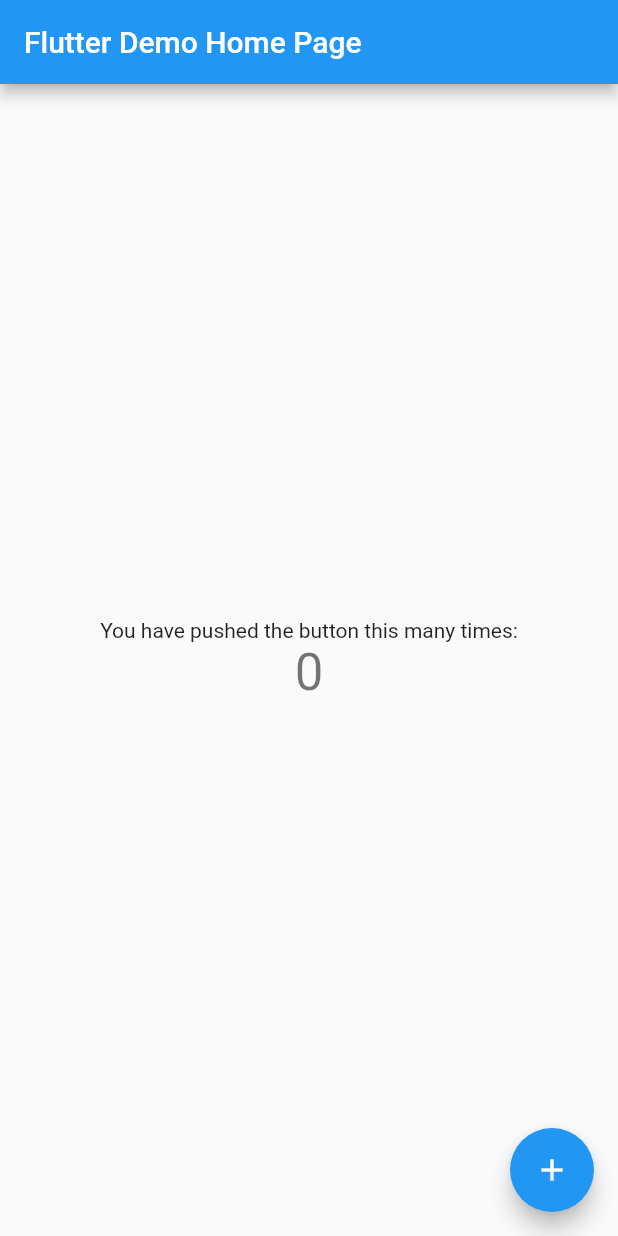
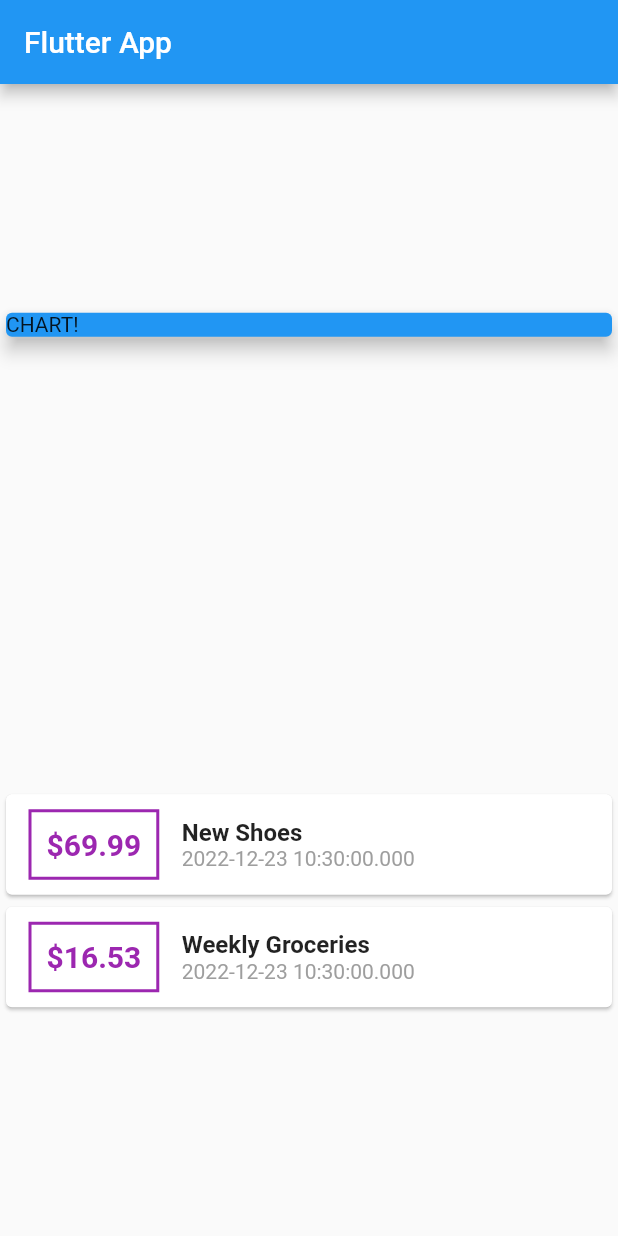
Before and after one commit to JoacoViera/flutter_expenses_app, a Flutter app: the screen it shows after launch, on a phone screen of 412 x 824 dp. Run offline on Flutter 3.47's test engine with Material 2 defaults, Android fonts, the phone set to English and light mode, and no system bars.

Commit message:
transaction prices, title and WIP date format

```diff
--- a/lib/main.dart
+++ b/lib/main.dart
@@ -1,115 +1,107 @@
 import 'package:flutter/material.dart';
+import './transaction.dart';
 
 void main() {
-  runApp(const MyApp());
+  runApp(MyApp());
 }
 
 class MyApp extends StatelessWidget {
   const MyApp({super.key});
 
-  // This widget is the root of your application.
   @override
   Widget build(BuildContext context) {
     return MaterialApp(
-      title: 'Flutter Demo',
-      theme: ThemeData(
-        // This is the theme of your application.
-        //
-        // Try running your application with "flutter run". You'll see the
-        // application has a blue toolbar. Then, without quitting the app, try
-        // changing the primarySwatch below to Colors.green and then invoke
-        // "hot reload" (press "r" in the console where you ran "flutter run",
-        // or simply save your changes to "hot reload" in a Flutter IDE).
-        // Notice that the counter didn't reset back to zero; the application
-        // is not restarted.
-        primarySwatch: Colors.blue,
-      ),
-      home: const MyHomePage(title: 'Flutter Demo Home Page'),
+      title: 'Flutter App',
+      home: MyHomePage(),
     );
   }
 }
 
-class MyHomePage extends StatefulWidget {
-  const MyHomePage({super.key, required this.title});
-
-  // This widget is the home page of your application. It is stateful, meaning
-  // that it has a State object (defined below) that contains fields that affect
-  // how it looks.
-
-  // This class is the configuration for the state. It holds the values (in this
-  // case the title) provided by the parent (in this case the App widget) and
-  // used by the build method of the State. Fields in a Widget subclass are
-  // always marked "final".
-
-  final String title;
-
-  @override
-  State<MyHomePage> createState() => _MyHomePageState();
-}
-
-class _MyHomePageState extends State<MyHomePage> {
-  int _counter = 0;
-
-  void _incrementCounter() {
-    setState(() {
-      // This call to setState tells the Flutter framework that something has
-      // changed in this State, which causes it to rerun the build method below
-      // so that the display can reflect the updated values. If we changed
-      // _counter without calling setState(), then the build method would not be
-      // called again, and so nothing would appear to happen.
-      _counter++;
-    });
-  }
-
+class MyHomePage extends StatelessWidget {
+  final List<Transaction> transactions = [
+    Transaction(
+      id: 't1',
+      title: 'New Shoes',
+      amount: 69.99,
+      date: DateTime.now(),
+    ),
+    Transaction(
+      id: 't2',
+      title: 'Weekly Groceries',
+      amount: 16.53,
+      date: DateTime.now(),
+    ),
+  ];
   @override
   Widget build(BuildContext context) {
-    // This method is rerun every time setState is called, for instance as done
-    // by the _incrementCounter method above.
-    //
-    // The Flutter framework has been optimized to make rerunning build methods
-    // fast, so that you can just rebuild anything that needs updating rather
-    // than having to individually change instances of widgets.
     return Scaffold(
       appBar: AppBar(
-        // Here we take the value from the MyHomePage object that was created by
-        // the App.build method, and use it to set our appbar title.
-        title: Text(widget.title),
+        title: Text('Flutter App'),
       ),
-      body: Center(
-        // Center is a layout widget. It takes a single child and positions it
-        // in the middle of the parent.
-        child: Column(
-          // Column is also a layout widget. It takes a list of children and
-          // arranges them vertically. By default, it sizes itself to fit its
-          // children horizontally, and tries to be as tall as its parent.
-          //
-          // Invoke "debug painting" (press "p" in the console, choose the
-          // "Toggle Debug Paint" action from the Flutter Inspector in Android
-          // Studio, or the "Toggle Debug Paint" command in Visual Studio Code)
-          // to see the wireframe for each widget.
-          //
-          // Column has various properties to control how it sizes itself and
-          // how it positions its children. Here we use mainAxisAlignment to
-          // center the children vertically; the main axis here is the vertical
-          // axis because Columns are vertical (the cross axis would be
-          // horizontal).
-          mainAxisAlignment: MainAxisAlignment.center,
-          children: <Widget>[
-            const Text(
-              'You have pushed the button this many times:',
+      body: Column(
+        mainAxisAlignment: MainAxisAlignment.spaceAround,
+        crossAxisAlignment: CrossAxisAlignment.stretch,
+        children: <Widget>[
+          Container(
+            width: double.infinity,
+            child: Card(
+              color: Colors.blue,
+              child: Text('CHART!'),
+              elevation: 5,
             ),
-            Text(
-              '$_counter',
-              style: Theme.of(context).textTheme.headline4,
-            ),
-          ],
-        ),
+          ),
+          Column(
+            children: transactions
+                .map((tx) => Container(
+                      child: Card(
+                        child: Row(
+                          children: <Widget>[
+                            Container(
+                              margin: const EdgeInsets.symmetric(
+                                vertical: 10,
+                                horizontal: 15,
+                              ),
+                              decoration: BoxDecoration(
+                                  border: Border.all(
+                                color: Colors.purple,
+                                width: 2,
+                              )),
+                              padding: const EdgeInsets.all(10),
+                              child: Text(
+                                '\$${tx.amount.toString()}',
+                                style: const TextStyle(
+                                  fontWeight: FontWeight.bold,
+                                  fontSize: 20,
+                                  color: Colors.purple,
+                                ),
+                              ),
+                            ),
+                            Column(
+                              crossAxisAlignment: CrossAxisAlignment.start,
+                              children: <Widget>[
+                                Text(
+                                  tx.title,
+                                  style: const TextStyle(
+                                    fontWeight: FontWeight.bold,
+                                    fontSize: 16,
+                                  ),
+                                ),
+                                Text(
+                                  tx.date.toString(),
+                                  style: const TextStyle(
+                                    color: Colors.grey,
+                                  ),
+                                ),
+                              ],
+                            )
+                          ],
+                        ),
+                      ),
+                    ))
+                .toList(),
+          ),
+        ],
       ),
-      floatingActionButton: FloatingActionButton(
-        onPressed: _incrementCounter,
-        tooltip: 'Increment',
-        child: const Icon(Icons.add),
-      ), // This trailing comma makes auto-formatting nicer for build methods.
     );
   }
 }
```
